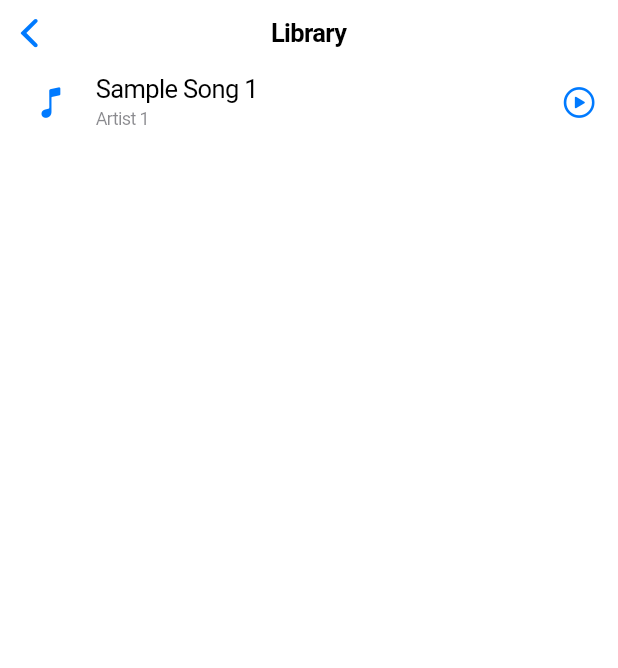
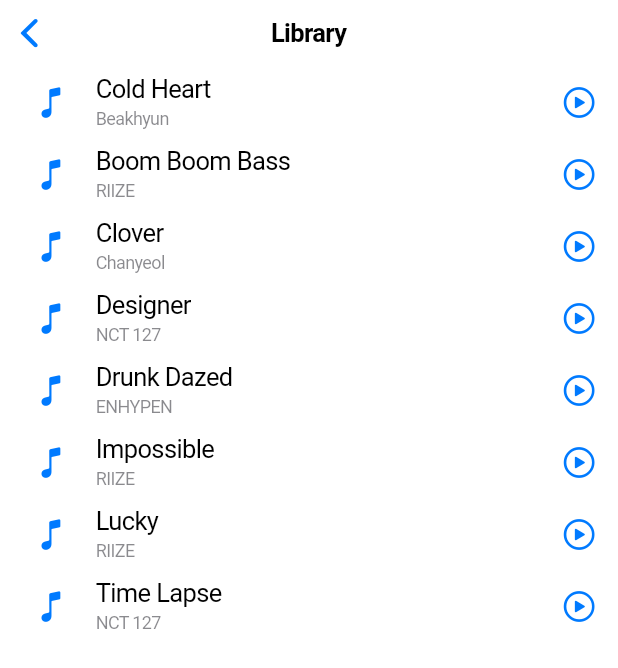
Before and after one commit to Chanudhi/MuLib, a Flutter app: the HomeScreen screen opened directly, on a phone screen of 412 x 824 dp. Shown: the top 668 px of the screen. Run offline on Flutter 3.47's test engine with Material 3 defaults, Android fonts, the phone set to English and light mode, and no system bars; our stand-ins replace firebase_auth, firebase_core, just_audio; accounts and stored records are empty.

Commit message:
home screen update

```diff
--- a/timeless/lib/screens/home_screen.dart
+++ b/timeless/lib/screens/home_screen.dart
@@ -6,12 +6,56 @@
   final List<Song> songs = [
     Song(
       id: '1',
-      title: 'Sample Song 1',
-      artist: 'Artist 1',
-      url: 'https://example.com/song1.mp3',
+      title: 'Cold Heart',
+      artist: 'Beakhyun',
+      url: '..assests/Cold Heart.mp3',
+      duration: const Duration(minutes: 3, seconds: 45),
+    ),
+    Song(
+      id: '2',
+      title: 'Boom Boom Bass',
+      artist: 'RIIZE',
+      url: '..assests/Boom Boom Bass.mp3',
+      duration: const Duration(minutes: 4, seconds: 10),
+    ),
+    Song(
+      id: '3',
+      title: 'Clover',
+      artist: 'Chanyeol',
+      url: '..assests/Clover.mp3',
       duration: const Duration(minutes: 3, seconds: 30),
     ),
-    // Add more songs
+    Song(
+      id: '4',
+      title: 'Designer',
+      artist: 'NCT 127',
+      url: '..assests/Designer.mp3',
+      duration: const Duration(minutes: 3, seconds: 55),
+    ),
+    Song(
+      id: '5',
+      title: 'Drunk Dazed',
+      artist: 'ENHYPEN',
+      url: '..assests/Drunk Dazed.mp3',
+      duration: const Duration(minutes: 3, seconds: 50),
+    ),
+    Song(id: '6', title: 'Impossible',
+    artist: 'RIIZE',
+    url: '..assests/Impossible.mp3',
+    duration: const Duration(minutes: 4, seconds: 15),
+    ),
+    Song(id: '7',
+    title: 'Lucky',
+    artist: 'RIIZE',
+    url: '..assests/Lucky.mp3',
+    duration: const Duration(minutes: 3, seconds: 40),
+    ),
+    Song(id: '8',
+    title: 'Time Lapse',
+    artist: 'NCT 127',
+    url: '..assests/Time Lapse.mp3',
+    duration: const Duration(minutes: 3, seconds: 35),
+    )
   ];
 
   HomeScreen({super.key});
```
